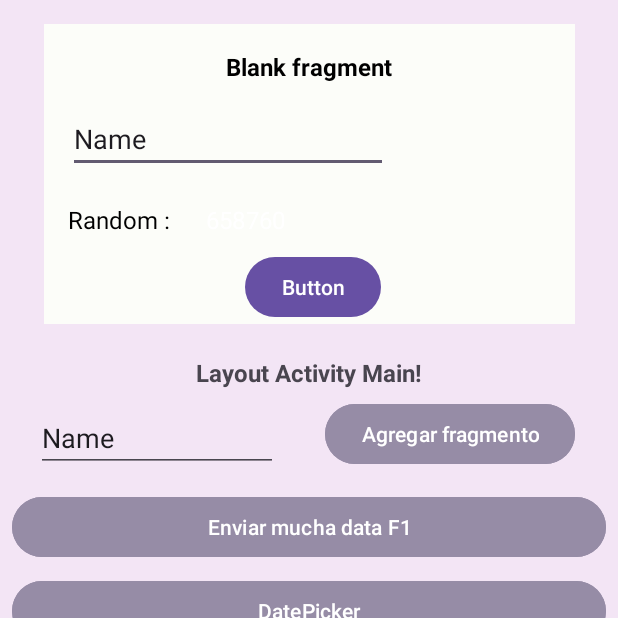
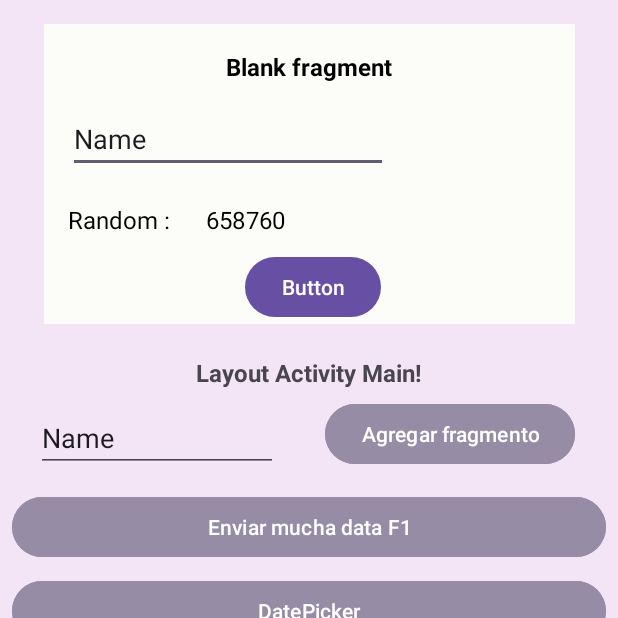
Before and after one commit to 2024-2-1TEL05-AppsIot/Clase6, an Android app: the screen it shows after launch (MainActivity), after a tap on "Enviar mucha data F1", on a phone screen of 412 x 824 dp, the top half of it. Run offline under Robolectric (Android 15) with nearby library versions, the phone set to English and light mode, and no system bars; 2 other taps on this screen came first.

Commit message:
- Se corrige el color de blanco a negro de textViewDNIRandom.

```diff
--- a/app/src/main/java/com/example/clase6/fragmentos/BlankFragment.java
+++ b/app/src/main/java/com/example/clase6/fragmentos/BlankFragment.java
@@ -40,7 +40,8 @@ public class BlankFragment extends Fragment {
 
         mainActivityViewModel.getListMutableLiveData().observe(getViewLifecycleOwner(), personas -> {
             Random r = new Random();
-            binding.textViewDNIRandom.setText(personas.get(r.nextInt(personas.size())).getDni());
+            String dni = personas.get(r.nextInt(personas.size())).getDni();
+            binding.textViewDNIRandom.setText(dni);
         });
 
         return binding.getRoot();
--- a/app/src/main/res/layout/fragment_blank.xml
+++ b/app/src/main/res/layout/fragment_blank.xml
@@ -43,7 +43,7 @@
         android:layout_marginStart="24dp"
         android:layout_marginTop="20dp"
         android:text=" - "
-        android:textColor="#FFFFFF"
+        android:textColor="#000000"
         android:textSize="16sp"
         app:layout_constraintStart_toEndOf="@+id/textView6"
         app:layout_constraintTop_toBottomOf="@+id/editTextName" />
```
